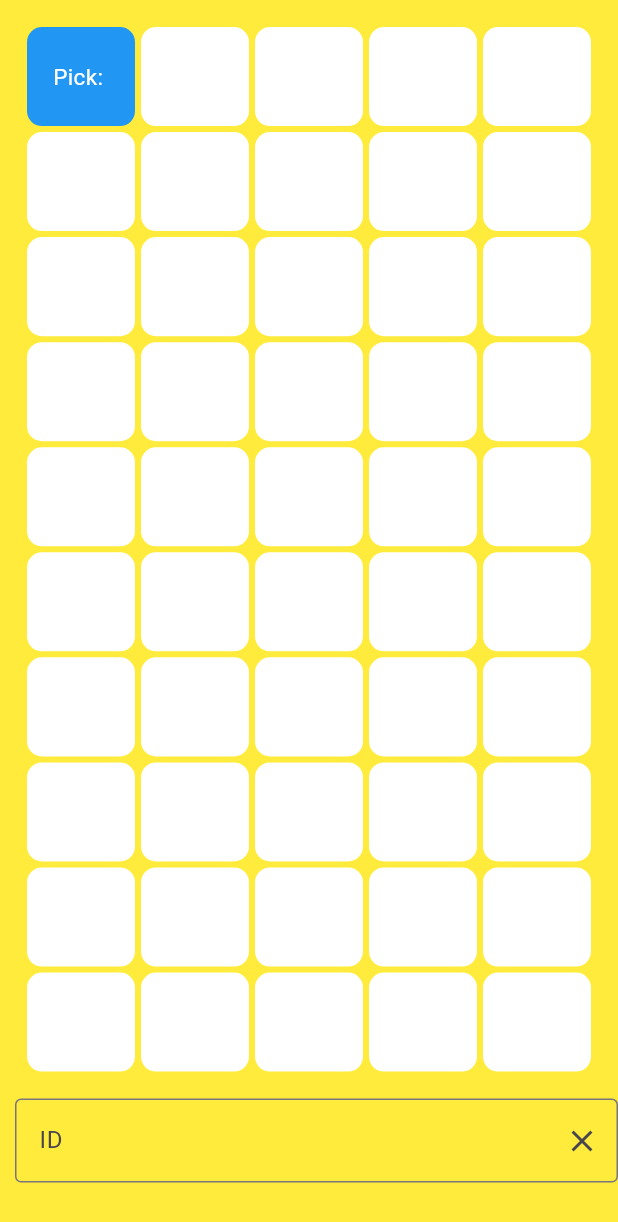
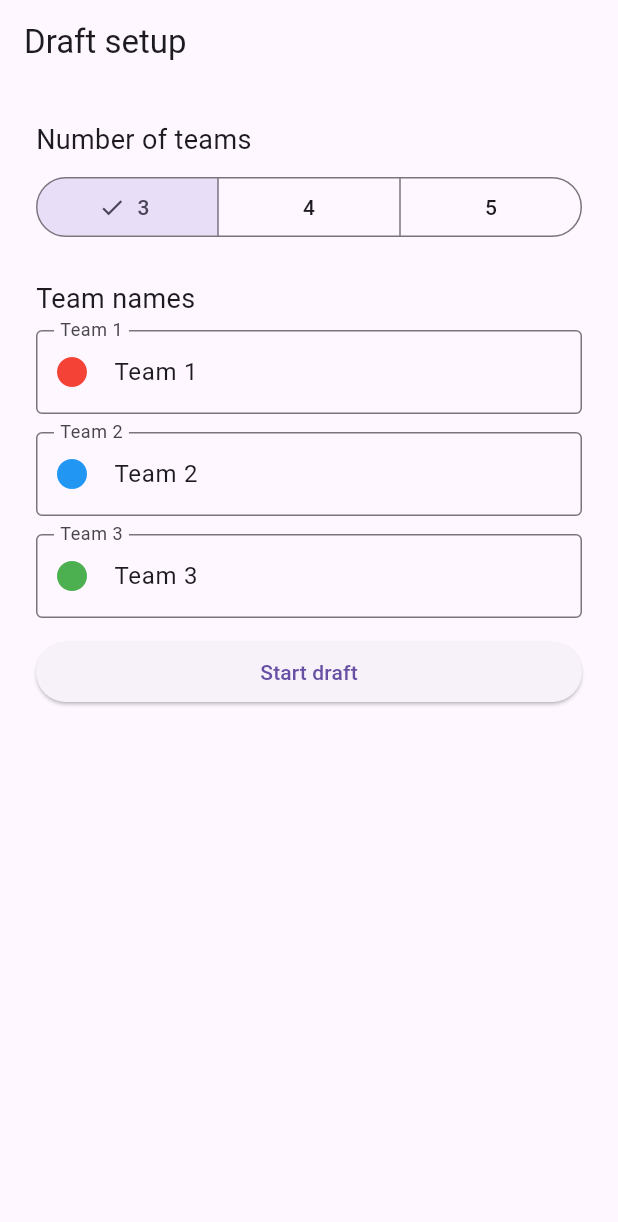
Before and after one commit to Connor-Cash532/DraftOno_CSC2040-Project, a Flutter app: the screen it shows after launch, on a phone screen of 412 x 824 dp. Shown: the top 1222 px of the screen. Run offline on Flutter 3.47's test engine with Material 3 defaults, Android fonts, the phone set to English and light mode, and no system bars; our stand-ins replace csv; missing offline and left inert: excel_plus; statements that could not run were skipped.

Commit message:
Add setup page for choosing 3-5 teams with names and colors

```diff
--- a/lib/main.dart
+++ b/lib/main.dart
@@ -7,7 +7,10 @@ import 'package:flutter/rendering.dart';
 import 'package:path_provider/path_provider.dart';
 import 'package:csv/csv.dart';
 
-import 'package:excel_plus/excel_plus.dart';
+import 'package:excel_plus/excel_plus.dart' hide Border; // hide excel's Border so Flutter's Border is used in the grid
+
+import 'setup_page.dart';
+import 'team.dart';
 
 Future <HashMap<String, String>> readExcel() async { // Function reads the file Master.xlsx in the assets folder
   WidgetsFlutterBinding.ensureInitialized();
@@ -38,18 +41,26 @@ class MainDraftPage extends StatelessWidget {
 
   @override
   Widget build(BuildContext context) {
-    return const MaterialApp(home: DraftPage());
+    // The app now opens on the setup page; it navigates to DraftPage
+    // once the teams are chosen.
+    return const MaterialApp(home: SetupPage());
   }
 }
 
 class DraftPage extends StatefulWidget {
-  const DraftPage({super.key});
+  const DraftPage({super.key, required this.teams});
+
+  final List<Team> teams; // teams chosen on the setup page (3 to 5)
 
   @override
   State<DraftPage> createState() => _DraftPageState();
 }
 
 class _DraftPageState extends State<DraftPage> {
+  static const int rounds = 10;
+
+  late int numTeams;   // number of columns in the grid
+  late int totalPicks; // numTeams * rounds
 
   String checkID(String id){
     if(ids.containsKey(id)){
@@ -64,6 +75,8 @@ class _DraftPageState extends State<DraftPage> {
   void initState() {
     super.initState();
     _controller = TextEditingController();
+    numTeams = widget.teams.length;
+    totalPicks = numTeams * rounds;
   }
 
   @override
@@ -88,7 +101,7 @@ class _DraftPageState extends State<DraftPage> {
               player = checkID(tempId);
               print(tempId);
               print(ind);
-              if(ind < 50 && player != 'Temp'){
+              if(ind < totalPicks && player != 'Temp'){
                 id[ind] = player;
                 ind++;
                 setState(() {
@@ -110,30 +123,64 @@ class _DraftPageState extends State<DraftPage> {
             ),
           );
 
+  // Row of team names that sits directly above the grid, one per column.
+  Widget teamHeaders() => Row(
+    children: [
+      for (final team in widget.teams)
+        Expanded(
+          child: Padding(
+            padding: const EdgeInsets.all(2.0),
+            child: Container(
+              padding: const EdgeInsets.symmetric(vertical: 8.0),
+              decoration: BoxDecoration(
+                color: team.color,
+                borderRadius: BorderRadius.circular(10.0),
+              ),
+              child: Text(
+                team.name,
+                textAlign: TextAlign.center,
+                overflow: TextOverflow.ellipsis,
+                style: const TextStyle(
+                  color: Colors.white,
+                  fontSize: 16,
+                  fontWeight: FontWeight.bold,
+                ),
+              ),
+            ),
+          ),
+        ),
+    ],
+  );
+
   Widget gridB(BuildContext context) => GridView.builder( //Grid Wdige
     gridDelegate: SliverGridDelegateWithFixedCrossAxisCount(
-                crossAxisCount: 5, //5 Teams, for changing to 3 to 5 teams this should be a variable
+                crossAxisCount: numTeams, // one column per team
                 crossAxisSpacing: 0,
                 mainAxisSpacing: 0,
-                //childAspectRatio: (MediaQuery.of(context).size.width / MediaQuery.of(context).size.height),
-                //childAspectRatio: 0.5,
-                mainAxisExtent: MediaQuery.of(context).size.height * 0.085,
+                // lowered from 0.085 to leave room for the team name row
+                mainAxisExtent: MediaQuery.of(context).size.height * 0.075,
               ),
-    itemCount: 50, //# of teams times 10
+    itemCount: totalPicks, //# of teams times 10
     shrinkWrap: true, //causes the grid to be not scrollable if it does not fit in the screen size
     itemBuilder: (context, index) {
+          // index % numTeams is the column, which is the team making this pick
+          final team = widget.teams[index % numTeams];
+          final isPicked = index < ind;
+          final isCurrentPick = index == ind;
           return Padding( //Padding widget that adds padding between the grid boxes
             padding: const EdgeInsets.all(2.0),
             child: Container( // grid item
               decoration: BoxDecoration(
-                //color: Colors.green,
-                color: index < ind ? Colors.green : index == ind ? Colors.blue : Colors.white, // colors grid based on current pick
+                // made picks are the full team color; upcoming picks are a faded version
+                color: isPicked ? team.color : team.color.withValues(alpha: 0.25),
+                // thick border marks the pick currently on the clock
+                border: isCurrentPick ? Border.all(color: Colors.black, width: 3) : null,
                 borderRadius: BorderRadius.circular(10.0), // rounds the edges for the grid item
               ),
               child: Center( // grid item contnet
                 child: Text("Pick: " + id[index],
                   style: TextStyle(
-                    color: Colors.white,
+                    color: isPicked ? Colors.white : Colors.black87,
                     fontSize: 15,
                   ),
                 ),
@@ -151,7 +198,12 @@ class _DraftPageState extends State<DraftPage> {
           child: Column( // Column is a widget that takes in children and places widgets vertically
             children: [
               Padding(padding: EdgeInsets.all(16.0),
-                child: gridB(context),
+                child: Column(
+                  children: [
+                    teamHeaders(),
+                    gridB(context),
+                  ],
+                ),
               ),
               Row(children: [ // Row is a widget that takes in children and places widgets horizontally
                 Padding(padding: EdgeInsets.all(5.0),),
--- /dev/null
+++ b/lib/setup_page.dart
@@ -0,0 +1,133 @@
+import 'package:flutter/material.dart';
+
+import 'main.dart';
+import 'team.dart';
+
+// First screen of the app: choose 3-5 teams and name them before the draft.
+class SetupPage extends StatefulWidget {
+  const SetupPage({super.key});
+
+  @override
+  State<SetupPage> createState() => _SetupPageState();
+}
+
+class _SetupPageState extends State<SetupPage> {
+  static const int maxTeams = 5;
+
+  int numTeams = 3;
+  String? errorMessage;
+
+  // One text box controller per possible team. We keep all five so names
+  // aren't lost if the user switches from 5 teams to 3 and back.
+  final List<TextEditingController> nameControllers = List.generate(
+    maxTeams,
+    (i) => TextEditingController(text: 'Team ${i + 1}'),
+  );
+
+  @override
+  void dispose() {
+    for (final controller in nameControllers) {
+      controller.dispose();
+    }
+    super.dispose();
+  }
+
+  // Returns an error message, or null if every name is filled in and unique.
+  String? validateNames() {
+    final seen = <String>{};
+    for (int i = 0; i < numTeams; i++) {
+      final name = nameControllers[i].text.trim();
+      if (name.isEmpty) {
+        return 'Enter a name for team ${i + 1}.';
+      }
+      // Compare lowercase so "Bulls" and "bulls" count as the same name.
+      if (!seen.add(name.toLowerCase())) {
+        return 'Each team needs a different name. "$name" is used twice.';
+      }
+    }
+    return null;
+  }
+
+  void startDraft() {
+    final error = validateNames();
+    if (error != null) {
+      setState(() => errorMessage = error);
+      return;
+    }
+
+    final teams = [
+      for (int i = 0; i < numTeams; i++)
+        Team(name: nameControllers[i].text.trim(), color: teamColors[i]),
+    ];
+
+    // pushReplacement removes the setup page, so the user can't go back
+    // and change the teams once the draft has started.
+    Navigator.pushReplacement(
+      context,
+      MaterialPageRoute(builder: (context) => DraftPage(teams: teams)),
+    );
+  }
+
+  @override
+  Widget build(BuildContext context) {
+    return Scaffold(
+      appBar: AppBar(title: const Text('Draft setup')),
+      body: Center(
+        child: ConstrainedBox(
+          constraints: const BoxConstraints(maxWidth: 500),
+          child: ListView(
+            padding: const EdgeInsets.all(24),
+            children: [
+              const Text('Number of teams', style: TextStyle(fontSize: 18)),
+              const SizedBox(height: 8),
+              SegmentedButton<int>(
+                segments: const [
+                  ButtonSegment(value: 3, label: Text('3')),
+                  ButtonSegment(value: 4, label: Text('4')),
+                  ButtonSegment(value: 5, label: Text('5')),
+                ],
+                selected: {numTeams},
+                onSelectionChanged: (selection) {
+                  setState(() {
+                    numTeams = selection.first;
+                    errorMessage = null;
+                  });
+                },
+              ),
+              const SizedBox(height: 24),
+              const Text('Team names', style: TextStyle(fontSize: 18)),
+              const SizedBox(height: 8),
+              // Only show as many name boxes as there are teams.
+              for (int i = 0; i < numTeams; i++)
+                Padding(
+                  padding: const EdgeInsets.only(bottom: 12),
+                  child: TextField(
+                    controller: nameControllers[i],
+                    onChanged: (_) => setState(() => errorMessage = null),
+                    decoration: InputDecoration(
+                      border: const OutlineInputBorder(),
+                      labelText: 'Team ${i + 1}',
+                      // Colored dot shows which color this team gets.
+                      prefixIcon: Icon(Icons.circle, color: teamColors[i]),
+                    ),
+                  ),
+                ),
+              if (errorMessage != null)
+                Padding(
+                  padding: const EdgeInsets.only(bottom: 12),
+                  child: Text(
+                    errorMessage!,
+                    style: TextStyle(color: Theme.of(context).colorScheme.error),
+                  ),
+                ),
+              ElevatedButton(
+                onPressed: startDraft,
+                child: const Text('Start draft'),
+              ),
+            ],
+          ),
+        ),
+      ),
+    );
+  }
+}
--- /dev/null
+++ b/lib/team.dart
@@ -0,0 +1,19 @@
+import 'package:flutter/material.dart';
+
+// A team in the draft: a unique name and the color used for its column.
+class Team {
+  final String name;
+  final Color color;
+
+  const Team({required this.name, required this.color});
+}
+
+// One distinct color per team slot (team 1 = red, team 2 = blue, ...).
+// Five colors because the draft supports up to five teams.
+const List<Color> teamColors = [
+  Colors.red,
+  Colors.blue,
+  Colors.green,
+  Colors.purple,
+  Colors.orange,
+];
```
